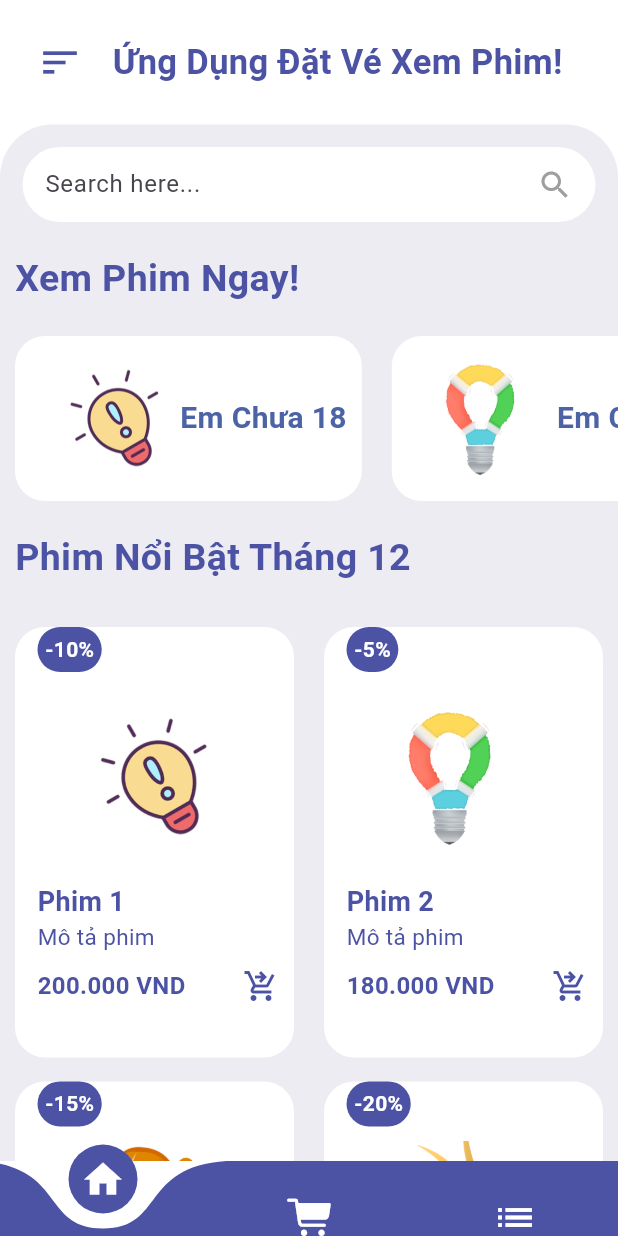
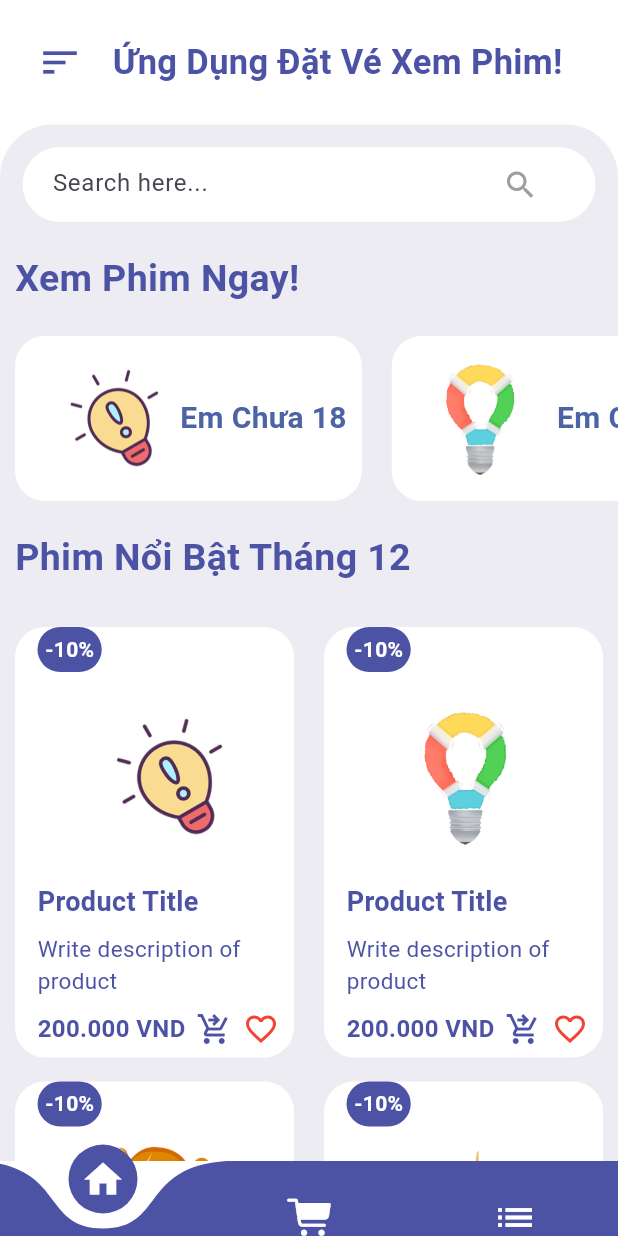
Before and after one commit to PhatDuc1/dackmobile, a Flutter app: the screen it shows after launch, on a phone screen of 412 x 824 dp. Run offline on Flutter 3.47's test engine with Material 3 defaults, Android fonts, the phone set to English and light mode, and no system bars; drawn by our look-alikes of curved_navigation_bar.

Commit message:
Initial commit

```diff
--- a/analysis_options.yaml
+++ b/analysis_options.yaml
@@ -7,6 +7,9 @@
 
 # The following line activates a set of recommended lints for Flutter apps,
 # packages, and plugins designed to encourage good coding practices.
+analyzer:
+  errors:
+    prefer_const_constructors: ignore
 include: package:flutter_lints/flutter.yaml
 
 linter:
--- a/lib/main.dart
+++ b/lib/main.dart
@@ -1,10 +1,12 @@
-import 'package:dack_mobile/pages/HomePage.dart';
+import 'package:dack_mobile/pages/Homepage.dart';
 import 'package:dack_mobile/pages/ItemPage.dart';
 import 'package:flutter/material.dart';
 
 void main() => runApp(MyApp());
 
 class MyApp extends StatelessWidget {
+  const MyApp({super.key});
+
   @override
   Widget build(BuildContext context) {
     return MaterialApp(
@@ -14,7 +16,8 @@ class MyApp extends StatelessWidget {
       ),
       routes: {
         "/": (context) => HomePage(),
-        "ItemPage": (context) => ItemPage(),
+
+        "itemPage": (context) => ItemPage(),
       },
     );
   }
--- a/lib/pages/HomePage.dart
+++ b/lib/pages/HomePage.dart
@@ -13,6 +13,7 @@ class HomePage extends StatelessWidget {
         children: [
           HomeAppBar(),
           Container(
+
             padding: EdgeInsets.only(top: 15),
             decoration: BoxDecoration(
               color: Color(0xFFEDECF2),
@@ -21,6 +22,7 @@ class HomePage extends StatelessWidget {
                 topRight: Radius.circular(35),
               ),
             ),
+
             child: Column(
               children: [
                 // Tìm kiếm
@@ -33,8 +35,12 @@ class HomePage extends StatelessWidget {
                     borderRadius: BorderRadius.circular(30),
                   ),
                   child: Row(
+
                     children: [
-                      Expanded(
+                      Container(
+                        margin: EdgeInsets.only(left: 5),
+                        height: 50,
+                        width: 300,
                         child: TextFormField(
                           decoration: InputDecoration(
                             border: InputBorder.none,
@@ -65,7 +71,6 @@ class HomePage extends StatelessWidget {
                 Container(
                   alignment: Alignment.centerLeft,
                   margin: EdgeInsets.symmetric(vertical: 20, horizontal: 10),
-
                   child: Text(
                     "Phim Nổi Bật Tháng 12",
                     style: TextStyle(
@@ -88,9 +93,10 @@ class HomePage extends StatelessWidget {
         height: 50,
         color: Color(0xFF4C53A5),
         items: [
-          Icon(Icons.home, size: 30, color: Colors.white),
-          Icon(CupertinoIcons.cart_fill, size: 30, color: Colors.white),
-          Icon(Icons.list, size: 30, color: Colors.white),
+          Icon(Icons.home, size: 30, color: Colors.white,),
+          Icon(CupertinoIcons.cart_fill, size: 30, color: Colors.white,),
+          Icon(Icons.list, size: 30, color: Colors.white,
+          ),
         ],
       ),
     );
--- a/lib/widgets/HomAppBar.dart
+++ b/lib/widgets/HomAppBar.dart
@@ -14,8 +14,8 @@ class HomeAppBar extends StatelessWidget{
             color: Color(0xFF4C53A5),
           ),
           Padding(
-            padding: EdgeInsets.only
-          (left: 20,
+            padding: EdgeInsets.only(
+          left: 20,
           ),
           child: Text( "Ứng Dụng Đặt Vé Xem Phim!",
           style: TextStyle(fontSize: 23, fontWeight: FontWeight.bold,
--- a/lib/widgets/ItemAppBar.dart
+++ b/lib/widgets/ItemAppBar.dart
@@ -20,7 +20,7 @@ class ItemAppBar extends StatelessWidget{
         ),
         Padding(
             padding: EdgeInsets.only(left: 20),
-            child: Text( ""),
+            child: Text(""),
             ),
       ],
       ),
--- a/lib/widgets/ItemsWidget.dart
+++ b/lib/widgets/ItemsWidget.dart
@@ -1,46 +1,29 @@
-
 import 'package:flutter/material.dart';
 
-import 'package:flutter/material.dart';
-
-class ItemsWidget extends StatelessWidget {
-  final List<Map<String, dynamic>> items = [
-    {"id": 1, "title": "Phim 1", "image": "images/1.png", "price": "200.000 VND", "discount": "-10%"},
-    {"id": 2, "title": "Phim 2", "image": "images/2.png", "price": "180.000 VND", "discount": "-5%"},
-    {"id": 3, "title": "Phim 3", "image": "images/3.png", "price": "250.000 VND", "discount": "-15%"},
-    {"id": 4, "title": "Phim 4", "image": "images/4.png", "price": "300.000 VND", "discount": "-20%"},
-    {"id": 5, "title": "Phim 5", "image": "images/5.png", "price": "220.000 VND", "discount": "-10%"},
-    // Thêm dữ liệu sản phẩm khác nếu cần
-  ];
-
+class ItemsWidget extends StatelessWidget{
   @override
   Widget build(BuildContext context) {
-    return GridView.builder(
+    return GridView.count(
+      childAspectRatio: 0.68,
+      //it disable the scroll funcitonlity of gridview
+      //then it will scroll in list view of home page
       physics: NeverScrollableScrollPhysics(),
+      crossAxisCount: 2,
       shrinkWrap: true,
-      gridDelegate: SliverGridDelegateWithFixedCrossAxisCount(
-        crossAxisCount: 2,
-        childAspectRatio: 0.68,
-      ),
-      itemCount: items.length,
-      itemBuilder: (context, index) {
-        final item = items[index];
-
-        return Container(
+      children: [
+        for(int i=1; i<10;i++)
+        Container(
           padding: EdgeInsets.only(left: 15, right: 10),
-          margin: EdgeInsets.symmetric(vertical: 8, horizontal: 10),
+          margin: EdgeInsets.symmetric(vertical:8, horizontal: 10 ),
           decoration: BoxDecoration(
             color: Colors.white,
             borderRadius: BorderRadius.circular(20),
           ),
           child: Column(
-            crossAxisAlignment: CrossAxisAlignment.start,
             children: [
-              // Phần giảm giá
               Row(
                 mainAxisAlignment: MainAxisAlignment.spaceBetween,
                 children: [
-                  if (item["discount"] != null)
                   Container(
                     padding: EdgeInsets.all(5),
                     decoration: BoxDecoration(
@@ -48,73 +31,73 @@ class ItemsWidget extends StatelessWidget {
                       borderRadius: BorderRadius.circular(20),
                     ),
                     child: Text(
-                        item["discount"],
+                      "-10%",
                       style: TextStyle(
                         fontSize: 14,
                         color: Colors.white,
                         fontWeight: FontWeight.bold,
                       ),
+                    )
                   ),
-                    ),
+
                 ],
               ),
-              // Hình ảnh sản phẩm
               InkWell(
                 onTap: () {
-                  Navigator.pushNamed(context, "itemPage", arguments: item);
+
                 },
                 child: Container(
                   margin: EdgeInsets.all(10),
-                  child: Image.asset(
-                    item["image"],
+                  child: Image.asset("images/$i.png",
                   height: 120,
-                    width: 120,
-                    fit: BoxFit.cover,
+                  width: 120,),
                 ),
               ),
-              ),
-              // Tiêu đề sản phẩm
-              Text(
-                item["title"],
+              Container(
+                padding: EdgeInsets.only(bottom: 8),
+                alignment: Alignment.centerLeft,
+                child: Text(
+                  "Product Title",
                   style: TextStyle(
                   fontSize: 18,
                   color: Color(0xFF4C53A4),
                   fontWeight: FontWeight.bold,
                   ),
                   ),
-              // Mô tả sản phẩm
-              Text(
-                "Mô tả phim",
+              ),
+              Container(
+                alignment: Alignment.centerLeft,
+                child: Text("Write description of product",
                 style: TextStyle(
                   fontSize: 15,
                   color: Color(0xFF4C53A5),
                 ),
                  ),
-              // Giá và nút giỏ hàng
-              Padding(
-                padding: EdgeInsets.symmetric(vertical: 10),
+              ),
+              Padding(padding: EdgeInsets.symmetric(vertical:10 ),
               child: Row(
                 mainAxisAlignment: MainAxisAlignment.spaceBetween,
                 children: [
                   Text(
-                      item["price"],
-                      style: TextStyle(
-                        fontSize: 16,
-                        fontWeight: FontWeight.bold,
-                        color: Color(0xFF4C53A5),
-                      ),
+                    "\200.000 VND",
+                    style: TextStyle(fontSize: 16, fontWeight: FontWeight.bold, color: Color(0xFF4C53A5),),
                   ),
                   Icon(
                     Icons.shopping_cart_checkout,
                   color: Color(0xFF4C53A5),
                   ),
+                  Icon(
+                    Icons.favorite_border,
+                  color: Colors.red,
+                  ),
+
                 ],
               ),
               ),
             ],
               ),
-        );
-      },
+              ),
+            ],
       );
   }
 }
```
Also changed, not shown: 1 other file. Lines whose indentation alone changed are shown as unchanged.
